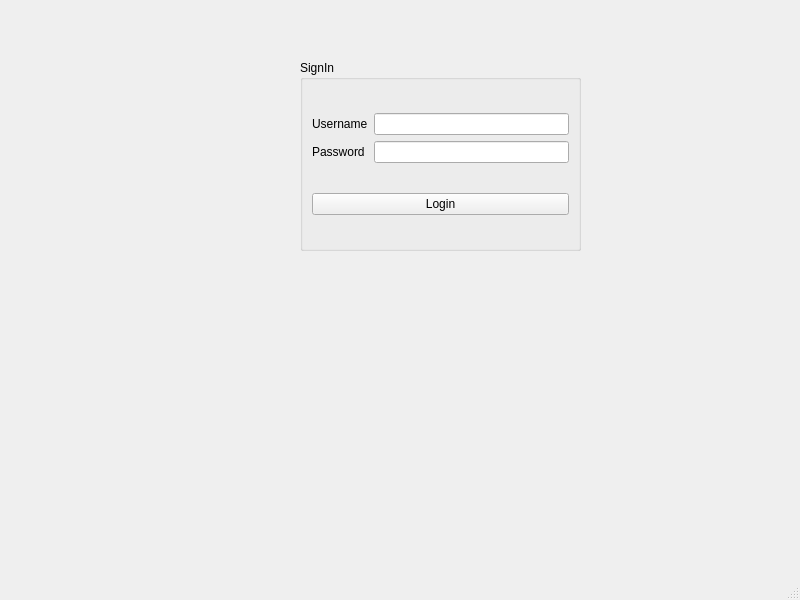
This is LoginApp/mainwindow.ui in Aliencode-R/QtProjects as Qt 5 draws it before an edit. The edited form follows.
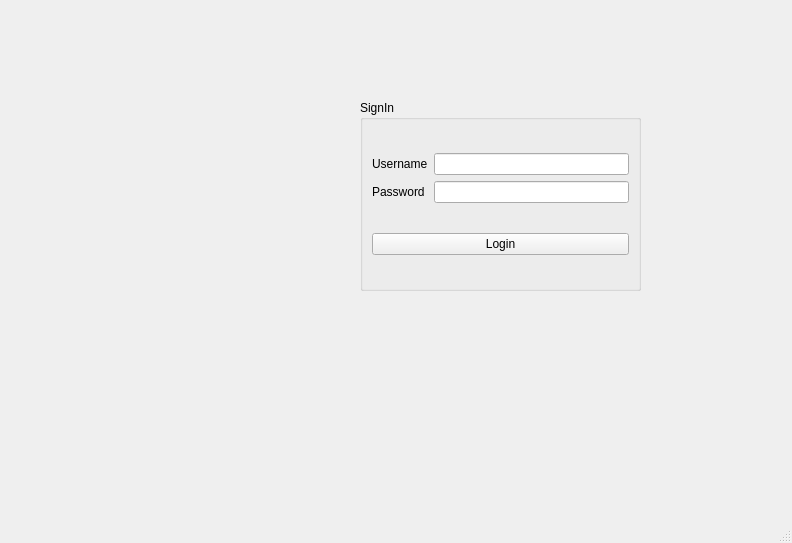
This is the edited form.

Patch:
```diff
--- a/LoginApp/mainwindow.ui
+++ b/LoginApp/mainwindow.ui
@@ -6,8 +6,8 @@
    <rect>
     <x>0</x>
     <y>0</y>
-    <width>800</width>
-    <height>600</height>
+    <width>792</width>
+    <height>543</height>
    </rect>
   </property>
   <property name="windowTitle">
@@ -17,8 +17,8 @@
    <widget class="QGroupBox" name="groupBox">
     <property name="geometry">
      <rect>
-      <x>300</x>
-      <y>60</y>
+      <x>360</x>
+      <y>100</y>
       <width>281</width>
       <height>191</height>
      </rect>
@@ -75,8 +75,8 @@
    <widget class="QLabel" name="label_pic">
     <property name="geometry">
      <rect>
-      <x>100</x>
-      <y>80</y>
+      <x>170</x>
+      <y>120</y>
       <width>181</width>
       <height>171</height>
      </rect>
```
Left out of the diff: 2 changed lines with no effect on the pictures.
